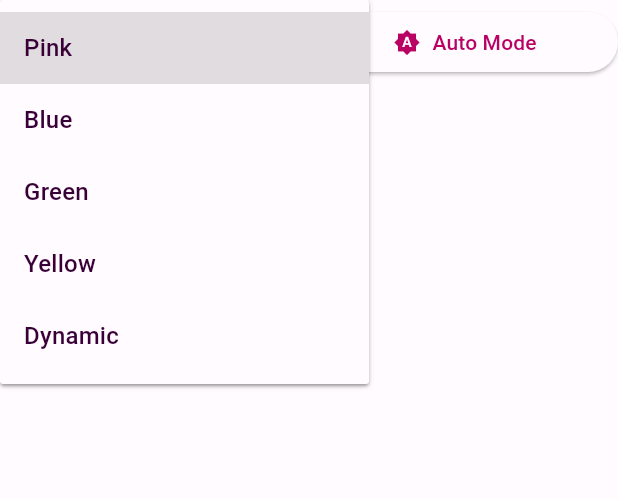
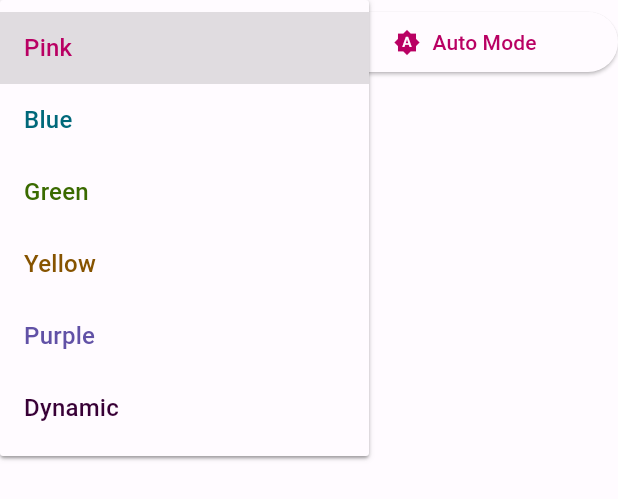
Before and after one commit to PLPOLAND/flutter_cookbook, a Flutter app: what getSettingsRow() shows on an empty page, opened directly, after a tap on "Pink", on a phone screen of 412 x 824 dp. Shown: the top 499 px of the screen. Run offline on Flutter 3.47's test engine with Material 2 defaults, Android fonts, the phone set to English and light mode, and no system bars; drawn by our look-alikes of dynamic_color; our stand-ins replace equatable, shared_preferences, sqflite; accounts and stored records are empty.

Commit message:
added purple theme

```diff
--- a/lib/themes/themes.dart
+++ b/lib/themes/themes.dart
@@ -345,7 +345,73 @@ class ThemesMenager with ChangeNotifier {
       surfaceTint: Color(0xFFFFB960),
       outlineVariant: Color(0xFF504539),
       scrim: Color(0xFF000000),
-    )
+    ),
+    "purple_light": const ColorScheme(
+      brightness: Brightness.light,
+      primary: Color(0xFF6151A6),
+      onPrimary: Color(0xFFFFFFFF),
+      primaryContainer: Color(0xFFE6DEFF),
+      onPrimaryContainer: Color(0xFF1D0160),
+      secondary: Color(0xFF605B71),
+      onSecondary: Color(0xFFFFFFFF),
+      secondaryContainer: Color(0xFFE6DFF9),
+      onSecondaryContainer: Color(0xFF1C192B),
+      tertiary: Color(0xFF7C5263),
+      onTertiary: Color(0xFFFFFFFF),
+      tertiaryContainer: Color(0xFFFFD9E5),
+      onTertiaryContainer: Color(0xFF30111F),
+      error: Color(0xFFBA1A1A),
+      errorContainer: Color(0xFFFFDAD6),
+      onError: Color(0xFFFFFFFF),
+      onErrorContainer: Color(0xFF410002),
+      background: Color(0xFFFFFBFF),
+      onBackground: Color(0xFF1B0261),
+      surface: Color(0xFFFFFBFF),
+      onSurface: Color(0xFF1B0261),
+      surfaceVariant: Color(0xFFE6E0EC),
+      onSurfaceVariant: Color(0xFF48454E),
+      outline: Color(0xFF79757F),
+      onInverseSurface: Color(0xFFF4EEFF),
+      inverseSurface: Color(0xFF302175),
+      inversePrimary: Color(0xFFCBBEFF),
+      shadow: Color(0xFF000000),
+      surfaceTint: Color(0xFF6151A6),
+      outlineVariant: Color(0xFFC9C4D0),
+      scrim: Color(0xFF000000),
+    ),
+    "purple_dark": const ColorScheme(
+      brightness: Brightness.dark,
+      primary: Color(0xFFCBBEFF),
+      onPrimary: Color(0xFF332074),
+      primaryContainer: Color(0xFF49398C),
+      onPrimaryContainer: Color(0xFFE6DEFF),
+      secondary: Color(0xFFCAC3DC),
+      onSecondary: Color(0xFF322E41),
+      secondaryContainer: Color(0xFF484458),
+      onSecondaryContainer: Color(0xFFE6DFF9),
+      tertiary: Color(0xFFEDB8CB),
+      onTertiary: Color(0xFF492534),
+      tertiaryContainer: Color(0xFF623B4B),
+      onTertiaryContainer: Color(0xFFFFD9E5),
+      error: Color(0xFFFFB4AB),
+      errorContainer: Color(0xFF93000A),
+      onError: Color(0xFF690005),
+      onErrorContainer: Color(0xFFFFDAD6),
+      background: Color(0xFF1B0261),
+      onBackground: Color(0xFFE5DEFF),
+      surface: Color(0xFF1B0261),
+      onSurface: Color(0xFFE5DEFF),
+      surfaceVariant: Color(0xFF48454E),
+      onSurfaceVariant: Color(0xFFC9C4D0),
+      outline: Color(0xFF938F99),
+      onInverseSurface: Color(0xFF1B0261),
+      inverseSurface: Color(0xFFE5DEFF),
+      inversePrimary: Color(0xFF6151A6),
+      shadow: Color(0xFF000000),
+      surfaceTint: Color(0xFFCBBEFF),
+      outlineVariant: Color(0xFF48454E),
+      scrim: Color(0xFF000000),
+    ),
   };
 
   ColorScheme? getColorScheme({bool systemAutoBrightness = false}) {
@@ -408,25 +474,39 @@ class ThemesMenager with ChangeNotifier {
               labelText: "Theme Color:",
               border: OutlineInputBorder(),
             ),
-            items: const [
+            items: [
               DropdownMenuItem(
                 //here add more themes options
                 value: "pink",
-                child: Text('Pink'),
+                child: Text('Pink',
+                    style:
+                        TextStyle(color: colorShemes["pink_light"]!.primary)),
               ),
               DropdownMenuItem(
                 value: "blue",
-                child: Text('Blue'),
+                child: Text('Blue',
+                    style:
+                        TextStyle(color: colorShemes["blue_light"]!.primary)),
               ),
               DropdownMenuItem(
                 value: "green",
-                child: Text('Green'),
+                child: Text('Green',
+                    style:
+                        TextStyle(color: colorShemes["green_light"]!.primary)),
               ),
               DropdownMenuItem(
                 value: "yellow",
-                child: Text('Yellow'),
+                child: Text('Yellow',
+                    style:
+                        TextStyle(color: colorShemes["yellow_light"]!.primary)),
               ),
               DropdownMenuItem(
+                value: "purple",
+                child: Text('Purple',
+                    style:
+                        TextStyle(color: colorShemes["purple_light"]!.primary)),
+              ),
+              const DropdownMenuItem(
                 value: "dynamic",
                 child: Text('Dynamic'),
               ),
```
